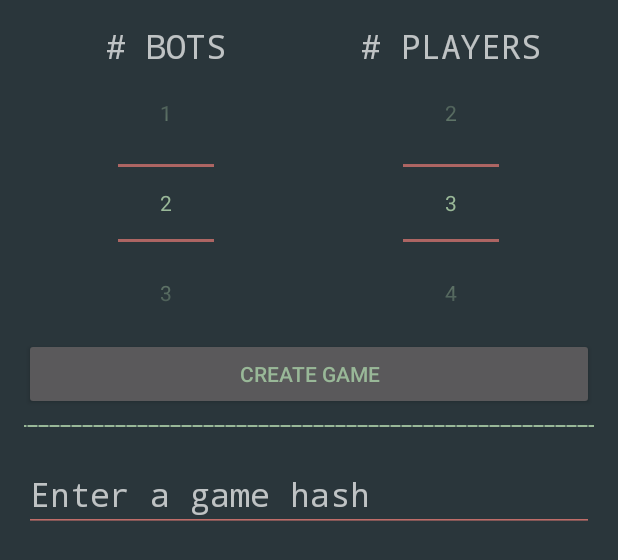
After one commit to paintmonkey/foresale-ai, an Android app: the layout fragment_join_game.xml on its own in the app's theme, with its tools: preview values and no code run, on a phone screen of 412 x 824 dp. The commit adds this screen. Shown: the top 560 px of the screen. Run offline under Robolectric (Android 15) with nearby library versions, the phone set to English and light mode, and no system bars.

```diff
--- a/foresale-ai/app/build.gradle
+++ b/foresale-ai/app/build.gradle
@@ -36,6 +36,8 @@ dependencies {
     compile 'com.squareup.retrofit2:retrofit:2.1.0'
     compile 'com.squareup.retrofit2:adapter-rxjava:2.1.0'
     compile 'com.squareup.retrofit2:converter-gson:2.1.0'
+    // Guava
+    compile 'com.google.guava:guava:19.0'
 
     compile 'com.squareup.okhttp3:logging-interceptor:3.3.1'
     kapt 'com.android.databinding:compiler:1.0-rc4'
--- a/foresale-ai/app/src/main/java/nl/pixelcloud/foresale_ai/api/Client.kt
+++ b/foresale-ai/app/src/main/java/nl/pixelcloud/foresale_ai/api/Client.kt
@@ -30,7 +30,7 @@ class Client(baseUrl: String)  {
         retrofit = Retrofit.Builder()
                 .addCallAdapterFactory(RxJavaCallAdapterFactory.create())
                 .addConverterFactory(GsonConverterFactory.create(gson))
-                .client(httpClient.build())
+                //.client(httpClient.build())
                 .baseUrl(baseUrl)
                 .build();
 
--- a/foresale-ai/app/src/main/java/nl/pixelcloud/foresale_ai/domain/Card.kt
+++ b/foresale-ai/app/src/main/java/nl/pixelcloud/foresale_ai/domain/Card.kt
@@ -12,4 +12,8 @@ open class Card {
     @Expose
     open var value : Int = 0
 
+    override fun toString() : String {
+        return "" + value
+    }
+
 }
--- a/foresale-ai/app/src/main/java/nl/pixelcloud/foresale_ai/ui/components/FSNumberPicker.kt
+++ b/foresale-ai/app/src/main/java/nl/pixelcloud/foresale_ai/ui/components/FSNumberPicker.kt
@@ -17,7 +17,8 @@ class FSNumberPicker : NumberPicker {
     }
 
     fun processAttributeSet(attrs:AttributeSet) {
-        this.setMinValue(attrs.getAttributeIntValue(null, "min", 0));
-        this.setMaxValue(attrs.getAttributeIntValue(null, "max", 0));
+        this.minValue = attrs.getAttributeIntValue(null, "min", 0);
+        this.maxValue = attrs.getAttributeIntValue(null, "max", 0);
+        this.value = attrs.getAttributeIntValue(null, "default", 3);
     }
 }
--- a/foresale-ai/app/src/main/java/nl/pixelcloud/foresale_ai/util/Logger.kt
+++ b/foresale-ai/app/src/main/java/nl/pixelcloud/foresale_ai/util/Logger.kt
@@ -9,6 +9,7 @@ import android.util.Log
 val ERROR_TAG : String = "ERROR";
 val GAME_INFO_TAG : String = "GAMEINFO"
 val NETWORK_TAG : String = "NETWORK"
+val AI_TAG : String = "AI"
 
 fun logError(message : String) {
     Log.e(ERROR_TAG, message)
@@ -17,3 +18,7 @@ fun logError(message : String) {
 fun logInfo(message: String) {
     Log.i(GAME_INFO_TAG, message)
 }
+
+fun logAi(message: String) {
+    Log.i(AI_TAG, message)
+}
--- a/foresale-ai/app/src/main/res/layout/app_bar_main.xml
+++ b/foresale-ai/app/src/main/res/layout/app_bar_main.xml
@@ -21,7 +21,11 @@
 
     </android.support.design.widget.AppBarLayout>
 
-    <include layout="@layout/content_main" />
+    <FrameLayout xmlns:android="http://schemas.android.com/apk/res/android"
+        android:id="@+id/container"
+        android:layout_width="match_parent"
+        android:layout_height="match_parent"
+        app:layout_behavior="@string/appbar_scrolling_view_behavior"/>
 
     <android.support.design.widget.FloatingActionButton
         android:id="@+id/fab"
--- /dev/null
+++ b/foresale-ai/app/src/main/res/layout/fragment_join_game.xml
@@ -0,0 +1,101 @@
+<?xml version="1.0" encoding="utf-8"?>
+<RelativeLayout xmlns:android="http://schemas.android.com/apk/res/android"
+    xmlns:app="http://schemas.android.com/apk/res-auto"
+    xmlns:tools="http://schemas.android.com/tools"
+    android:layout_width="match_parent"
+    android:layout_height="fill_parent"
+    android:paddingBottom="@dimen/activity_vertical_margin"
+    android:paddingLeft="@dimen/activity_horizontal_margin"
+    android:paddingRight="@dimen/activity_horizontal_margin"
+    android:paddingTop="@dimen/activity_vertical_margin"
+    app:layout_behavior="@string/appbar_scrolling_view_behavior"
+    tools:context="nl.pixelcloud.foresale_ai.MainActivity"
+    tools:showIn="@layout/app_bar_main">
+
+    <LinearLayout
+        android:layout_width="match_parent"
+        android:layout_height="match_parent"
+        android:orientation="vertical">
+
+        <!-- Bots and player selection !-->
+        <LinearLayout
+            android:layout_width="match_parent"
+            android:layout_height="wrap_content">
+
+            <!-- Left column !-->
+            <LinearLayout
+                android:layout_width="fill_parent"
+                android:layout_height="wrap_content"
+                android:layout_weight="1"
+                android:orientation="vertical"
+                android:gravity="center">
+
+                <TextView
+                    android:id="@+id/no_bots_label"
+                    android:layout_width="wrap_content"
+                    android:layout_height="wrap_content"
+                    android:text="@string/no_bots"
+                    style="@style/ForeSale.Input.Text"/>
+
+                <nl.pixelcloud.foresale_ai.ui.components.FSNumberPicker
+                    android:id="@+id/no_bots_picker"
+                    android:layout_width="wrap_content"
+                    android:layout_height="wrap_content"
+                    min="0"
+                    max="10"
+                    default="2"/>
+
+            </LinearLayout>
+
+            <!-- Right column !-->
+            <LinearLayout
+                android:layout_width="fill_parent"
+                android:layout_height="wrap_content"
+                android:layout_weight="1"
+                android:orientation="vertical"
+                android:gravity="center">
+
+                <TextView
+                    android:id="@+id/no_player_label"
+                    android:layout_width="wrap_content"
+                    android:layout_height="wrap_content"
+                    android:text="@string/no_players"
+                    style="@style/ForeSale.Input.Text"/>
+
+                <nl.pixelcloud.foresale_ai.ui.components.FSNumberPicker
+                    android:id="@+id/no_player_picker"
+                    android:layout_width="wrap_content"
+                    android:layout_height="wrap_content"
+                    min="0"
+                    max="10"
+                    default="3"/>
+
+            </LinearLayout>
+        </LinearLayout>
+
+        <Button
+            android:id="@+id/create_game_button"
+            android:layout_width="fill_parent"
+            android:layout_height="wrap_content"
+            android:text="@string/action_new_game"
+            android:textAlignment="center"
+            android:textAppearance="@style/ForeSale.Button.Text" />
+
+        <TextView
+            android:layout_width="fill_parent"
+            android:layout_marginTop="10dp"
+            android:layout_marginBottom="10dp"
+            android:layout_height="2px"
+            android:text="@string/xor"
+            android:background="@drawable/border_top_bottom"/>
+
+        <EditText
+            android:id="@+id/game_hash_text_view"
+            android:paddingTop="20dp"
+            style="@style/ForeSale.Input.Text"
+            android:layout_width="fill_parent"
+            android:layout_height="wrap_content"
+            android:hint="@string/placeholder_game_hash" />
+
+    </LinearLayout>
+</RelativeLayout>
--- /dev/null
+++ b/foresale-ai/app/src/main/res/layout/fragment_play_game.xml
@@ -0,0 +1,6 @@
+<?xml version="1.0" encoding="utf-8"?>
+<LinearLayout xmlns:android="http://schemas.android.com/apk/res/android"
+    android:orientation="vertical" android:layout_width="match_parent"
+    android:layout_height="match_parent">
+
+</LinearLayout>
```
Also changed, not shown: foresale-ai/app/src/main/java/nl/pixelcloud/foresale_ai/MainActivity.kt (+30 -77 lines), foresale-ai/app/src/main/java/nl/pixelcloud/foresale_ai/ai/MiniMaxBot.kt (added, +250 -0 lines), foresale-ai/app/src/main/java/nl/pixelcloud/foresale_ai/ai/SimpleBot.kt (+15 -2 lines), foresale-ai/app/src/main/java/nl/pixelcloud/foresale_ai/domain/Round.kt (+9 -1 lines), foresale-ai/app/src/main/java/nl/pixelcloud/foresale_ai/game/GameRunner.kt (+7 -4 lines), foresale-ai/app/src/main/java/nl/pixelcloud/foresale_ai/ui/fragments/JoinGameFragment.kt (added, +111 -0 lines), foresale-ai/app/src/main/java/nl/pixelcloud/foresale_ai/ui/fragments/PlayGameFragment.kt (added, +30 -0 lines).
